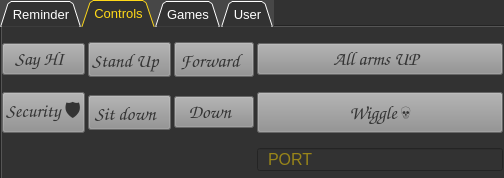
Before: the Qt Designer form Support Tools/bin/ui/main_window.ui in TechMaverik/BOOMER, drawn with Qt 5.
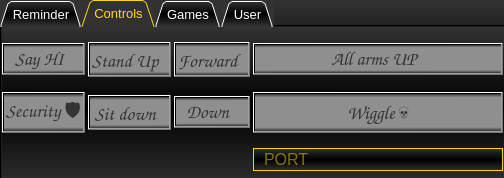
After: the same form once the commit is applied. The open tabs and pages were chosen to show the change. Icons and pictures are not drawn.

Commit message: added gradient effects to make the window more lively

Patch:
```diff
--- a/Support Tools/bin/ui/main_window.ui
+++ b/Support Tools/bin/ui/main_window.ui
@@ -18,7 +18,7 @@
     <normaloff>../../Support Tools/Image_To_Byte_Converter/BOOMER.jpg</normaloff>../../Support Tools/Image_To_Byte_Converter/BOOMER.jpg</iconset>
   </property>
   <property name="styleSheet">
-   <string notr="true">background-color: rgb(50, 50, 50);</string>
+   <string notr="true">background-color: qlineargradient(spread:pad, x1:1, y1:1, x2:1, y2:0, stop:0 rgba(50, 50, 50, 255), stop:0.494318 rgba(0, 0, 0, 255), stop:1 rgba(50, 50, 50, 255))</string>
   </property>
   <widget class="QTabWidget" name="main_tab">
    <property name="geometry">
@@ -38,7 +38,7 @@
    </property>
    <property name="styleSheet">
     <string notr="true">QTabBar{
-background-color: rgb(71, 71, 71);
+	background-color:rgb(50, 50, 50);
 color: rgb(255, 255, 255);
 border-color: rgb(0, 0, 0);
 }
@@ -269,7 +269,7 @@
         </property>
         <property name="styleSheet">
          <string notr="true">QPushButton{
-background-color: rgb(143, 143, 143);
+background-color:  qlineargradient(spread:reflect, x1:0.494, y1:1, x2:0.489, y2:0, stop:0 rgba(52, 52, 52, 255), stop:0.102273 rgba(143, 143, 143, 255), stop:0.909091 rgba(143, 143, 143, 255), stop:1 rgba(52, 52, 52, 255));
 color: rgb(52, 52, 52);
 font:  &quot;Comic Sans MS&quot;;
 }
@@ -300,7 +300,7 @@
         </property>
         <property name="styleSheet">
          <string notr="true">QPushButton{
-background-color: rgb(143, 143, 143);
+background-color:  qlineargradient(spread:reflect, x1:0.494, y1:1, x2:0.489, y2:0, stop:0 rgba(52, 52, 52, 255), stop:0.102273 rgba(143, 143, 143, 255), stop:0.909091 rgba(143, 143, 143, 255), stop:1 rgba(52, 52, 52, 255));
 color: rgb(52, 52, 52);
 font:  &quot;Comic Sans MS&quot;;
 }
@@ -331,7 +331,7 @@
         </property>
         <property name="styleSheet">
          <string notr="true">QPushButton{
-background-color: rgb(143, 143, 143);
+background-color:  qlineargradient(spread:reflect, x1:0.494, y1:1, x2:0.489, y2:0, stop:0 rgba(52, 52, 52, 255), stop:0.102273 rgba(143, 143, 143, 255), stop:0.909091 rgba(143, 143, 143, 255), stop:1 rgba(52, 52, 52, 255));
 color: rgb(52, 52, 52);
 font:  &quot;Comic Sans MS&quot;;
 }
@@ -368,7 +368,7 @@
         </property>
         <property name="styleSheet">
          <string notr="true">QPushButton{
-background-color: rgb(143, 143, 143);
+background-color:  qlineargradient(spread:reflect, x1:0.494, y1:1, x2:0.489, y2:0, stop:0 rgba(52, 52, 52, 255), stop:0.102273 rgba(143, 143, 143, 255), stop:0.909091 rgba(143, 143, 143, 255), stop:1 rgba(52, 52, 52, 255));
 color: rgb(52, 52, 52);
 font:  &quot;Comic Sans MS&quot;;
 }
@@ -399,7 +399,7 @@
         </property>
         <property name="styleSheet">
          <string notr="true">QPushButton{
-background-color: rgb(143, 143, 143);
+background-color:  qlineargradient(spread:reflect, x1:0.494, y1:1, x2:0.489, y2:0, stop:0 rgba(52, 52, 52, 255), stop:0.102273 rgba(143, 143, 143, 255), stop:0.909091 rgba(143, 143, 143, 255), stop:1 rgba(52, 52, 52, 255));
 color: rgb(52, 52, 52);
 font:  &quot;Comic Sans MS&quot;;
 }
@@ -430,7 +430,7 @@
         </property>
         <property name="styleSheet">
          <string notr="true">QPushButton{
-background-color: rgb(143, 143, 143);
+background-color:  qlineargradient(spread:reflect, x1:0.494, y1:1, x2:0.489, y2:0, stop:0 rgba(52, 52, 52, 255), stop:0.102273 rgba(143, 143, 143, 255), stop:0.909091 rgba(143, 143, 143, 255), stop:1 rgba(52, 52, 52, 255));
 color: rgb(52, 52, 52);
 font:  &quot;Comic Sans MS&quot;;
 }
@@ -461,7 +461,7 @@
         </property>
         <property name="styleSheet">
          <string notr="true">QPushButton{
-background-color: rgb(143, 143, 143);
+background-color:  qlineargradient(spread:reflect, x1:0.494, y1:1, x2:0.489, y2:0, stop:0 rgba(52, 52, 52, 255), stop:0.102273 rgba(143, 143, 143, 255), stop:0.909091 rgba(143, 143, 143, 255), stop:1 rgba(52, 52, 52, 255));
 color: rgb(52, 52, 52);
 font:  &quot;Comic Sans MS&quot;;
 }
@@ -492,7 +492,7 @@
         </property>
         <property name="styleSheet">
          <string notr="true">QPushButton{
-background-color: rgb(143, 143, 143);
+background-color:  qlineargradient(spread:reflect, x1:0.494, y1:1, x2:0.489, y2:0, stop:0 rgba(52, 52, 52, 255), stop:0.102273 rgba(143, 143, 143, 255), stop:0.909091 rgba(143, 143, 143, 255), stop:1 rgba(52, 52, 52, 255));
 color: rgb(52, 52, 52);
 font:  &quot;Comic Sans MS&quot;;
 }
@@ -519,7 +519,8 @@
         </property>
         <property name="styleSheet">
          <string notr="true">padding-left:8px;
-color:gold;</string>
+color:gold;
+border:1px solid gold;</string>
         </property>
         <property name="placeholderText">
          <string>PORT</string>
```
Left out of the diff: 6 changed lines with no effect on the pictures.
